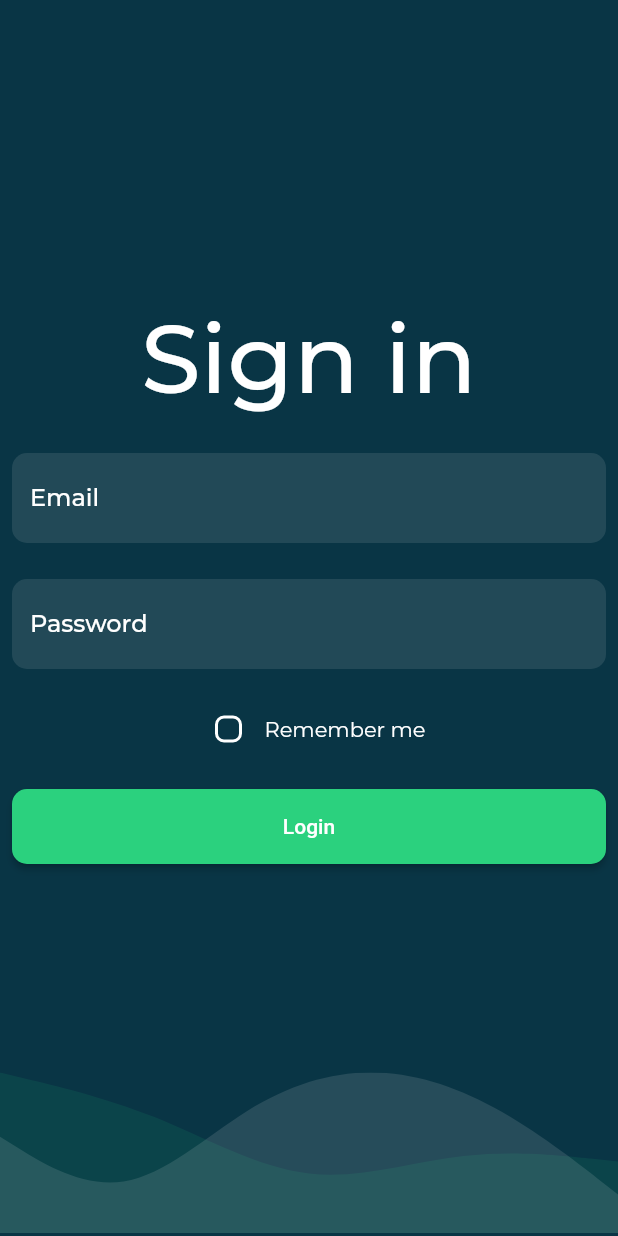
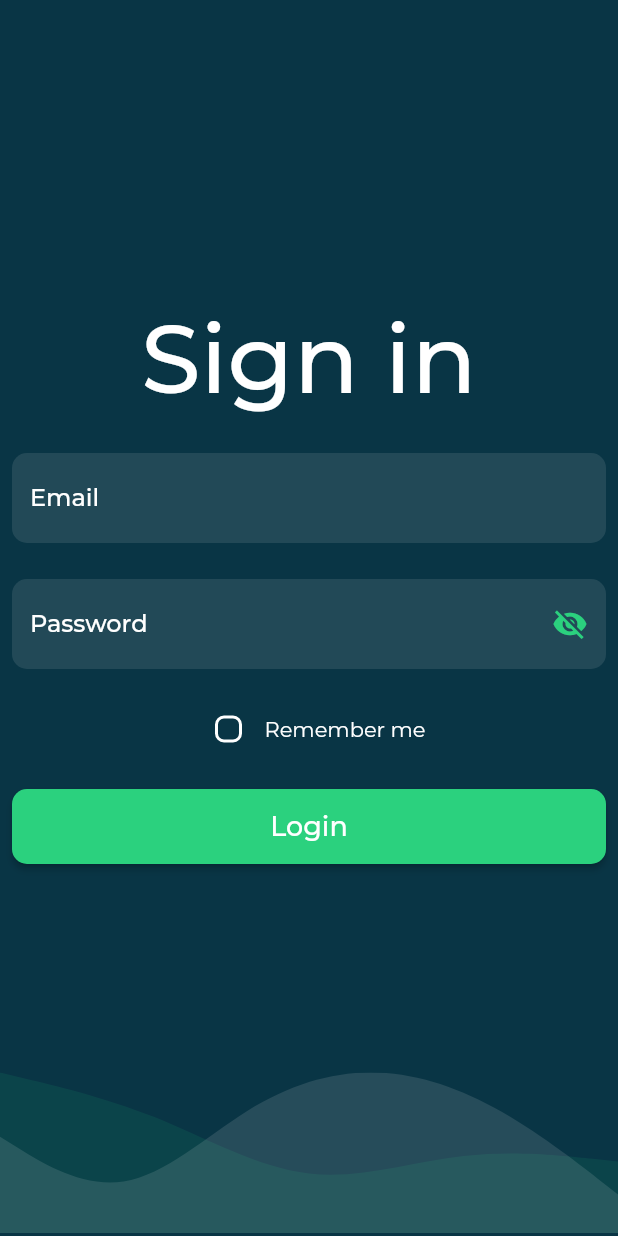
Before and after one commit to tomislavmiksik/job-application-task, a Flutter app: the screen it shows after launch, on a phone screen of 412 x 824 dp. Run offline on Flutter 3.47's test engine with Material 2 defaults, Android fonts, the phone set to English and light mode, and no system bars; our stand-ins replace dio, extended_image, flutter_svg, font_awesome_flutter, image_picker, shared_preferences; project files that could hold a hidden picture were left out.

Commit message:
login screen fixed up, some bugs fixed

```diff
--- a/lib/constants/default_theme.dart
+++ b/lib/constants/default_theme.dart
@@ -10,7 +10,24 @@ class DefaultTheme {
         cardColor: const Color(0xFF092C39),
         errorColor: const Color(0xFFEB5757),
         textTheme: const TextTheme(
-
+          subtitle1: TextStyle(
+            fontFamily: 'Montserrat',
+            color: Colors.white,
+            fontSize: 18,
+            fontWeight: FontWeight.w500,
+          ),
+          subtitle2: TextStyle(
+            fontFamily: 'Montserrat',
+            color: Colors.white,
+            fontSize: 18,
+            fontWeight: FontWeight.w500,
+          ),
+          button: TextStyle(
+            fontFamily: 'Montserrat',
+            color: Colors.white,
+            fontSize: 18,
+            decorationColor: Colors.white,
+          ),
           headline1: TextStyle(
             color: Color(0xFfFFFFFF),
             fontFamily: 'Montserrat',
@@ -57,22 +74,6 @@ class DefaultTheme {
             fontFamily: 'Montserrat',
             fontSize: 14.0,
           ),
-          /* bodyLarge: const TextStyle(
-            color: Color(0xFfC3C8D4),
-            fontFamily: 'Montserrat',
-            fontSize: 20.0,
-          ),
-          bodyMedium: const TextStyle(
-            color: Color(0xFfC3C8D4),
-            fontFamily: 'Montserrat',
-            fontSize: 16.0,
-          ),
-          bodySmall: const TextStyle(
-            color: Color(0xFfC3C8D4),
-            fontFamily: 'Montserrat',
-            fontSize: 14.0,
-          ), */
-
           caption: TextStyle(
             color: Color(0xFfFFFFFF),
             fontFamily: 'Montserrat',
--- a/lib/main.dart
+++ b/lib/main.dart
@@ -15,7 +15,7 @@ void main() async {
 
   SharedPreferences prefs = await SharedPreferences.getInstance();
 
-  await prefs.remove('tmpToken');
+  await prefs.remove('token');
 
   //flushat 'token' kad se builda aplikacija inace sranje bude jer ostane token spremljen od prosle verzije
   //
--- a/lib/screens/login_screen.dart
+++ b/lib/screens/login_screen.dart
@@ -1,4 +1,3 @@
-import 'package:extended_image/extended_image.dart';
 import 'package:flutter/material.dart';
 import 'package:flutter_svg/flutter_svg.dart';
 
@@ -13,8 +12,15 @@ class LoginScreen extends StatelessWidget {
   Widget build(BuildContext context) {
     return Scaffold(
       backgroundColor: Theme.of(context).backgroundColor,
-      body: SingleChildScrollView(
-        child: Container(
+      body: GestureDetector(
+        onTap: () {
+          FocusScopeNode currentFocus = FocusScope.of(context);
+          if (!currentFocus.hasPrimaryFocus) {
+            currentFocus.unfocus();
+          }
+        },
+        child: SingleChildScrollView(
+          child: SizedBox(
             //margin: const EdgeInsets.only(top: 200),
             height: MediaQuery.of(context).size.height,
             child: Column(
@@ -50,6 +56,7 @@ class LoginScreen extends StatelessWidget {
             ),
           ),
         ),
+      ),
     );
   }
 }
--- a/lib/widgets/empty_list.dart
+++ b/lib/widgets/empty_list.dart
@@ -7,8 +7,9 @@ class EmptyListWidget extends StatelessWidget {
   Widget build(BuildContext context) {
     return Center(
       child: SizedBox(
-        height: 300,
+        //height: double.infinity,
         child: Column(
+          mainAxisAlignment: MainAxisAlignment.center,
           children: [
             const SizedBox(height: 16),
             Text(
--- a/lib/widgets/login_form.dart
+++ b/lib/widgets/login_form.dart
@@ -22,9 +22,9 @@ class _LoginFormState extends State<LoginForm> {
   final _form = GlobalKey<FormState>();
   final _emailController = TextEditingController();
   final _passwordController = TextEditingController();
+  bool _passwordVisible = false;
 
   updateCheck(value) {
-
     setState(() {
       checkValue = value;
     });
@@ -36,7 +36,6 @@ class _LoginFormState extends State<LoginForm> {
       try {
         await ApiCallsProvider()
             .login(_emailController.text, _passwordController.text, checkValue);
-        ApiCallsProvider().fetchMovies();
         Navigator.of(context).pushReplacementNamed(HomeScreen.routeName);
       } catch (error) {
         showDialog(context: context, builder: (ctx) => const ErrorDialog());
@@ -59,7 +58,8 @@ class _LoginFormState extends State<LoginForm> {
             style: Theme.of(context).textTheme.bodyText1,
             controller: _emailController,
             keyboardType: TextInputType.emailAddress,
-            decoration: InputFieldDecoration.buildInputDecoration('Email', context),
+            decoration:
+                InputFieldDecoration.buildInputDecoration('Email', context),
           ),
           const SizedBox(
             height: 24,
@@ -73,7 +73,46 @@ class _LoginFormState extends State<LoginForm> {
             style: Theme.of(context).textTheme.bodyText1,
             controller: _passwordController,
             keyboardType: TextInputType.text,
-            decoration: InputFieldDecoration.buildInputDecoration('Password', context),
+            obscureText: !_passwordVisible,
+            autocorrect: false,
+            decoration: InputDecoration(
+              errorStyle: const TextStyle(
+                color: Color(0xFFEB5757),
+                fontWeight: FontWeight.bold,
+              ),
+              labelText: 'Password',
+              suffixIcon: IconButton(
+                //splashRadius: 0,
+                icon: Icon(
+                  _passwordVisible ? Icons.visibility : Icons.visibility_off,
+                  color: Theme.of(context).primaryColor,
+                ),
+                onPressed: () {
+                  setState(
+                    () {
+                      _passwordVisible = !_passwordVisible;
+                    },
+                  );
+                },
+              ),
+              labelStyle: const TextStyle(
+                color: Colors.white,
+              ),
+              filled: true,
+              fillColor: Theme.of(context).inputDecorationTheme.fillColor,
+              focusedBorder: OutlineInputBorder(
+                borderRadius: BorderRadius.circular(10),
+                borderSide: const BorderSide(
+                  color: Colors.transparent,
+                ),
+              ),
+              enabledBorder: OutlineInputBorder(
+                borderRadius: BorderRadius.circular(10),
+                borderSide: const BorderSide(
+                  color: Colors.transparent,
+                ),
+              ),
+            ),
           ),
           const SizedBox(
             height: 16,
@@ -96,9 +135,14 @@ class _LoginFormState extends State<LoginForm> {
                     updateCheck(val);
                   },
                 ),
-                const Text(
-                  'Remember me',
-                  style: TextStyle(color: Colors.white),
+                GestureDetector(
+                  onTap: () {
+                    updateCheck(!checkValue);
+                  },
+                  child: const Text(
+                    'Remember me',
+                    style: TextStyle(color: Colors.white),
+                  ),
                 ),
               ],
             ),
@@ -111,7 +155,8 @@ class _LoginFormState extends State<LoginForm> {
             child: ElevatedButton(
               style: ButtonStyle(
                 backgroundColor: MaterialStateProperty.all<Color>(
-                    Theme.of(context).primaryColor),
+                  Theme.of(context).primaryColor,
+                ),
                 fixedSize: MaterialStateProperty.all<Size>(
                   Size.fromWidth(MediaQuery.of(context).size.width),
                 ),
```
Also changed, not shown: lib/screens/home_screen.dart (+28 -10 lines), lib/screens/loading_screen.dart (+38 -7 lines), lib/services/api_calls.dart (+9 -5 lines). Lines whose indentation alone changed are shown as unchanged.
